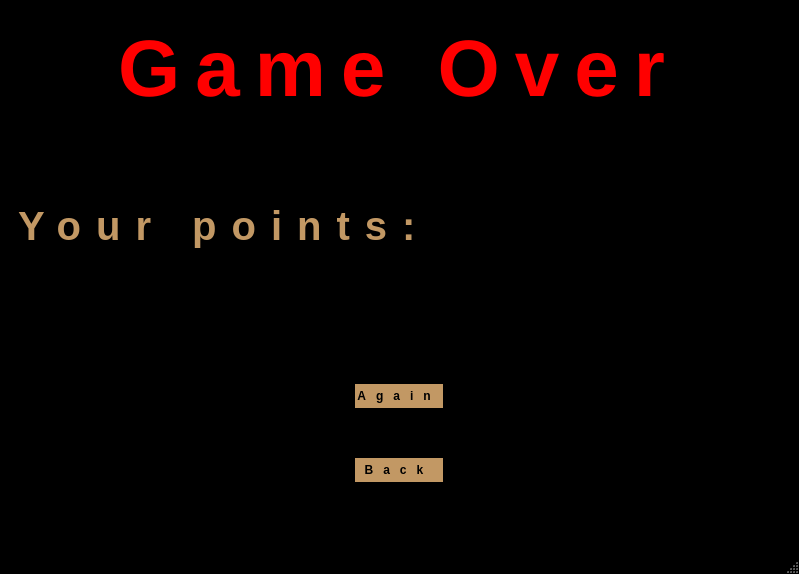
First picture: the form in mainwindow.ui, repository nikonowiczp/mission-impossible, before the edit.
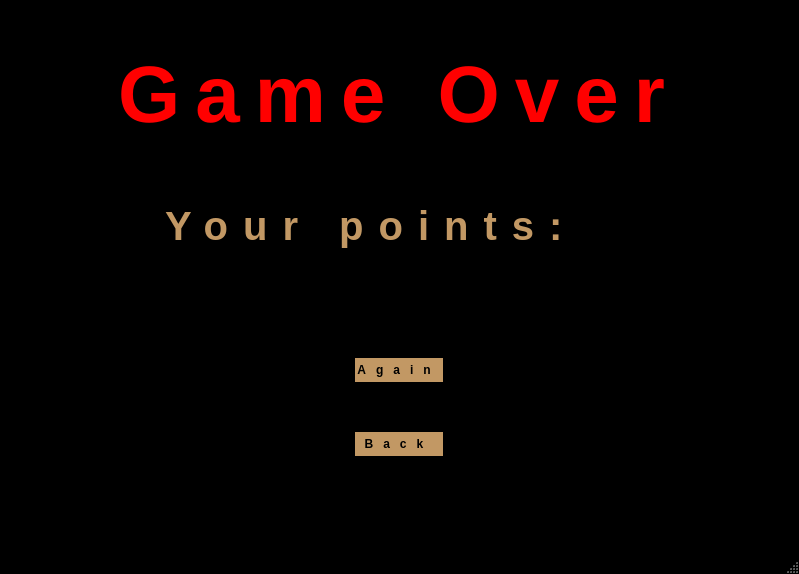
Second picture: the form after the edit. The open tabs and pages were chosen to show the change.

```diff
--- a/mainwindow.ui
+++ b/mainwindow.ui
@@ -482,7 +482,20 @@
           </layout>
          </widget>
         </item>
-        <item>
+        <item alignment="Qt::AlignHCenter">
+         <widget class="QFrame" name="PointsTextFrame">
+          <property name="maximumSize">
+           <size>
+            <width>600</width>
+            <height>100</height>
+           </size>
+          </property>
+          <property name="frameShape">
+           <enum>QFrame::StyledPanel</enum>
+          </property>
+          <property name="frameShadow">
+           <enum>QFrame::Raised</enum>
+          </property>
          <layout class="QHBoxLayout" name="horizontalLayout_2">
           <item>
            <widget class="QLabel" name="ResultText">
@@ -499,6 +512,7 @@
            </widget>
           </item>
          </layout>
+         </widget>
         </item>
         <item alignment="Qt::AlignHCenter">
          <widget class="QFrame" name="GameOverButtonsFrame">
```
Lines whose indentation alone changed are shown as unchanged.
